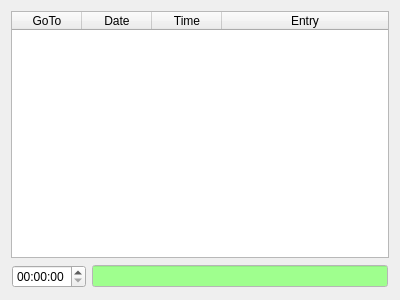
Qt form tinyos-2.x/trunk/support/cpp/TestShimmer/src/LogWidget.ui (baharev/szte-wsn-code) before a commit.
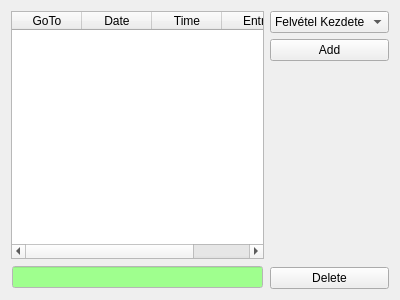
The same form after that commit.

Commit message: LogWidget: ability to add presets, delete selected rows

Patch:
```diff
--- a/tinyos-2.x/trunk/support/cpp/TestShimmer/src/LogWidget.ui
+++ b/tinyos-2.x/trunk/support/cpp/TestShimmer/src/LogWidget.ui
@@ -13,7 +13,9 @@
   <property name="windowTitle">
    <string>Form</string>
   </property>
-  <layout class="QVBoxLayout" name="verticalLayout_2">
+  <layout class="QHBoxLayout" name="horizontalLayout_2">
+   <item>
+    <layout class="QVBoxLayout" name="verticalLayout">
    <item>
     <widget class="QTableWidget" name="log">
      <attribute name="horizontalHeaderCascadingSectionResizes">
@@ -79,9 +81,6 @@
      <property name="margin">
       <number>1</number>
      </property>
-     <item>
-      <widget class="QTimeEdit" name="timeEdit"/>
-     </item>
      <item>
       <widget class="QLineEdit" name="entryLine">
        <property name="palette">
@@ -498,6 +497,75 @@
           </colorrole>
          </disabled>
         </palette>
+         </property>
+        </widget>
+       </item>
+      </layout>
+     </item>
+    </layout>
+   </item>
+   <item>
+    <layout class="QVBoxLayout" name="verticalLayout_2">
+     <item>
+      <widget class="QComboBox" name="presetTextsBox">
+       <property name="sizePolicy">
+        <sizepolicy hsizetype="Preferred" vsizetype="Fixed">
+         <horstretch>0</horstretch>
+         <verstretch>0</verstretch>
+        </sizepolicy>
+       </property>
+       <property name="minimumSize">
+        <size>
+         <width>50</width>
+         <height>0</height>
+        </size>
+       </property>
+       <item>
+        <property name="text">
+         <string>Felvétel Kezdete</string>
+        </property>
+       </item>
+       <item>
+        <property name="text">
+         <string>Felvétel Vége</string>
+        </property>
+       </item>
+       <item>
+        <property name="text">
+         <string>Mozgás Kezdete</string>
+        </property>
+       </item>
+       <item>
+        <property name="text">
+         <string>Mozgás Vége</string>
+        </property>
+       </item>
+      </widget>
+     </item>
+     <item>
+      <widget class="QPushButton" name="addButton">
+       <property name="text">
+        <string>Add</string>
+       </property>
+      </widget>
+     </item>
+     <item>
+      <spacer name="verticalSpacer">
+       <property name="orientation">
+        <enum>Qt::Vertical</enum>
+       </property>
+       <property name="sizeHint" stdset="0">
+        <size>
+         <width>20</width>
+         <height>40</height>
+        </size>
+       </property>
+      </spacer>
+     </item>
+     <item>
+      <widget class="QPushButton" name="delButton">
+       <property name="text">
+        <string>Delete</string>
        </property>
       </widget>
      </item>
```
Lines whose indentation alone changed are shown as unchanged. The commit also changes 2 other files.
